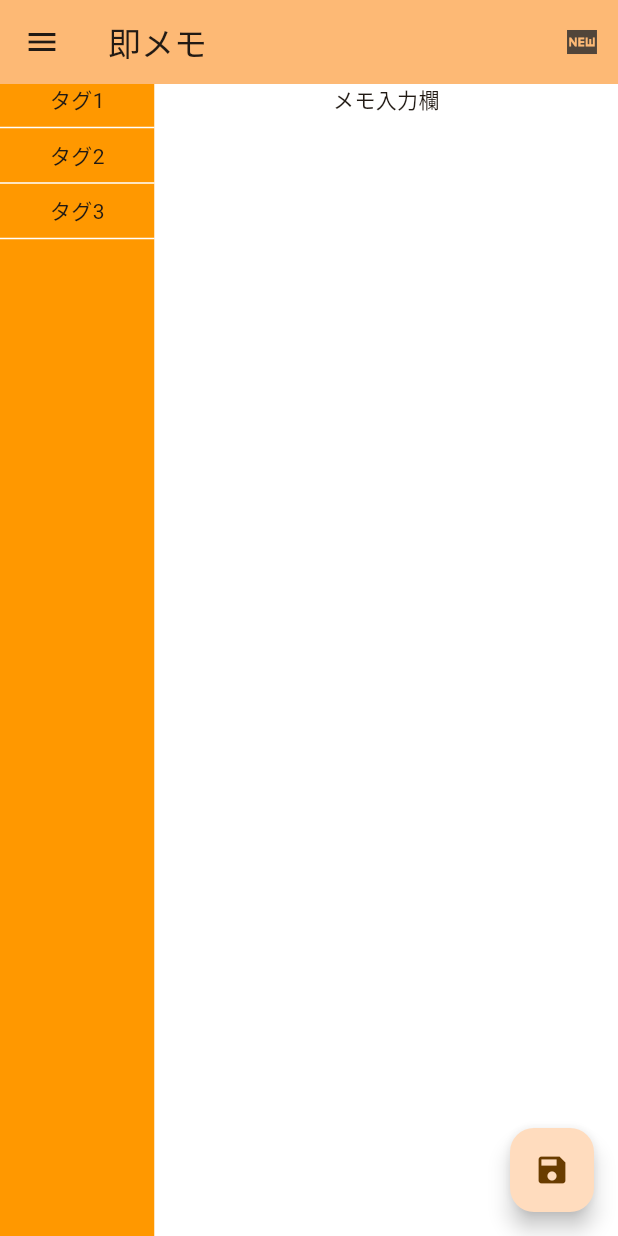
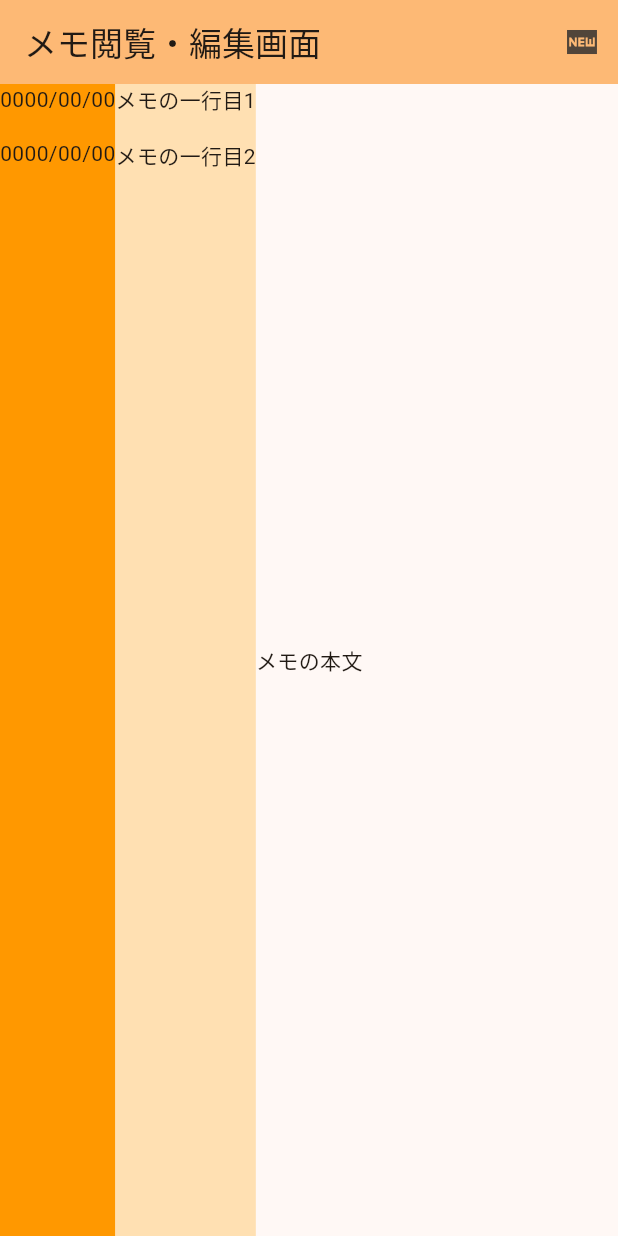
Before and after one commit to taimatu7/quick_memo_app_flutter, a Flutter app: the screen it shows after launch, on a phone screen of 412 x 824 dp. Run offline on Flutter 3.47's test engine with Material 2 defaults, Android fonts, the phone set to English and light mode, and no system bars; our stand-ins replace flutter_riverpod.

Commit message:
- メモ閲覧・編集画面を追加する

```diff
--- a/lib/main.dart
+++ b/lib/main.dart
@@ -3,6 +3,7 @@ import 'package:flutter_riverpod/flutter_riverpod.dart';
 import 'package:quick_memo_app_flutter/utils/common_colors.dart';
 import 'package:quick_memo_app_flutter/utils/strings.dart';
 import 'package:quick_memo_app_flutter/views/screens/main_screen.dart';
+import 'package:quick_memo_app_flutter/views/screens/read_and_edit_screen.dart';
 
 void main() {
   runApp(const ProviderScope(child: MyApp()));
@@ -19,7 +20,9 @@ class MyApp extends StatelessWidget {
         colorScheme: CommonColors.themeColorScheme,
         useMaterial3: true,
       ),
-      home: const MainScreen(title: Strings.appName),
+      // home: const MainScreen(title: Strings.appName),
+      // 確認のために一旦ReadAndEditScreenを表示する
+      home: ReadAndEditScreen(),
     );
   }
 }
--- /dev/null
+++ b/lib/views/screens/read_and_edit_screen.dart
@@ -0,0 +1,52 @@
+import 'package:flutter/material.dart';
+import 'package:flutter_riverpod/flutter_riverpod.dart';
+
+class ReadAndEditScreen extends ConsumerWidget {
+  @override
+  Widget build(BuildContext context, WidgetRef ref) {
+    return Scaffold(
+      appBar: AppBar(
+        title: const Text('メモ閲覧・編集画面'),
+        backgroundColor: Theme.of(context).colorScheme.inversePrimary,
+        actions: [
+          IconButton(
+            icon: const Icon(Icons.fiber_new_sharp),
+            onPressed: () {},
+          ),
+        ],
+      ),
+      body: Row(
+        children: <Widget>[
+          // 日付一覧
+          Container(
+            color: Colors.orange,
+            child: const Column(
+              children: <Widget>[
+                Text("0000/00/00"),
+                Divider(),
+                Text("0000/00/00"),
+                Divider(),
+              ],
+            ),
+          ),
+          Container(
+            color: Colors.orange[100],
+            child: Column(
+              children: <Widget>[
+                Text("メモの一行目1"),
+                Divider(),
+                Text("メモの一行目2"),
+                Divider(),
+              ],
+            ),
+          ),
+          Container(
+            child: Flexible(
+              child: Text("メモの本文"),
+            ),
+          )
+        ],
+      ),
+    );
+  }
+}
```
